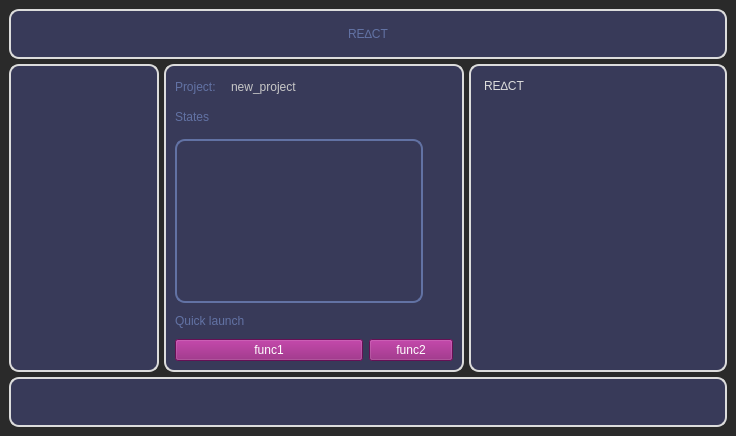
This is src/main/python/UIs/MainWindow.ui in isaksengeir/REACT as Qt 5 draws it before an edit. The edited form follows.
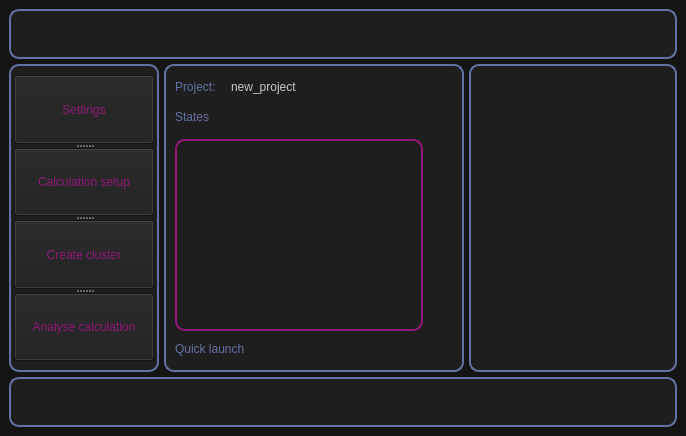
This is the edited form. Icons and pictures are not drawn.

```diff
--- a/src/main/python/UIs/MainWindow.ui
+++ b/src/main/python/UIs/MainWindow.ui
@@ -6,7 +6,7 @@
    <rect>
     <x>0</x>
     <y>0</y>
-    <width>736</width>
+    <width>686</width>
     <height>436</height>
    </rect>
   </property>
@@ -16,19 +16,24 @@
   <property name="styleSheet">
    <string notr="true">
 QMainWindow{
-background-color:rgb(42, 42, 42);
+background-color:rgb(20, 20, 20);
 color: rgb(98, 114, 164);
 }
 
 QScrollBar{
-background-color:rgb(56,58,89);
-
+/*background-color:rgb(56,58,89);*/
+background-color:rgb(30,30,30);
 }
 
-
 QFrame{
-background-color: rgb(56,58,89);
-border: 2px solid rgb(220,220,220);
+/*background-color: rgb(56,58,89);*/
+background-color: rgb(30,30,30);
+/*border: 2px solid rgb(220,220,220);*/
+/*border: 2px solid rgb(143, 23, 119);*/
+border: 2px solid rgb(98, 114, 164);
+/*border: 2px solid rgb(56,58,89);*/
+
+
 border-radius:10px;
 
 }
@@ -56,7 +61,9 @@
 
 QTabWidget::pane { /* The tab widget frame */
 /*border-top: 2px solid #C2C7CB;*/
-border-top:4px solid rgb(56,58,89);
+
+/*border-top:4px solid rgb(56,58,89);*/
+border-top:4px solid rgb(30,30,30);
 }
 
 QTabWidget::tab-bar {
@@ -65,14 +72,17 @@
 
 /* Style the tab using the tab sub-control. Note that it reads QTabBar _not_ QTabWidget */
 QTabBar::tab {
-border: 2px solid rgb(98, 114, 164);
+/*border: 2px solid rgb(98, 114, 164);
 
-border-bottom-color: rgb(98, 114, 164);
+border-bottom-color: rgb(98, 114, 164);*/
+border: 2px solid rgb(40, 40, 40);
+
+border-bottom-color: rgb(143, 23, 119);
 border-top-left-radius: 4px;
 border-top-right-radius: 4px;
 min-width: 8ex;
 padding: 2px;
-color:rgb(220,220,220);
+color:rgb(143, 23, 119);
 
 }
 
@@ -84,11 +94,11 @@
 QTabBar::tab:selected {
 /*border-color: #9B9B9B;*/
 
-	border-color: rgb(98, 114, 164);
-	border-bottom-color: rgb(56,58,89);
+	border-color: rgb(143, 23, 119);
+	border-bottom-color:  rgb(143,23,119);
 	border-width: 3px;
-	color:rgb(220,220,220);
-	background-color: rgb(56,58,89);
+	color:rgb(20,20,20);
+	background-color: rgb(143,23,119);
 
 }
 QTabBar::tab:!selected {
@@ -97,8 +107,10 @@
 
 
 QPushButton {
-	background-color: rgb(143, 23, 119);
-  	color: white;
+	/*background-color:rgb(98, 114, 164);*/
+	background-color: rgb(30,30,30);
+	color: rgb(143,23,119);
+	
 
 }
 
@@ -129,6 +141,7 @@
 margin-right:5px;
 
 
+background-color: rgb(30,30,30);
 
 color:rgb(220,220,220);
 
@@ -156,7 +169,7 @@
 
 QPlainTextEdit{
 border: None;
-color:rgb(220,220,220);
+color:rgb(143,23,119);
 }
 
 /*background-color: black;
@@ -189,7 +202,71 @@
         <property name="frameShadow">
          <enum>QFrame::Raised</enum>
         </property>
-        <layout class="QVBoxLayout" name="verticalLayout_2"/>
+        <layout class="QVBoxLayout" name="verticalLayout_2">
+         <property name="leftMargin">
+          <number>3</number>
+         </property>
+         <property name="rightMargin">
+          <number>3</number>
+         </property>
+         <item>
+          <widget class="QSplitter" name="splitter">
+           <property name="styleSheet">
+            <string notr="true">QSplitter{border: 0px;}</string>
+           </property>
+           <property name="orientation">
+            <enum>Qt::Vertical</enum>
+           </property>
+           <widget class="QPushButton" name="pushButton_2">
+            <property name="minimumSize">
+             <size>
+              <width>0</width>
+              <height>30</height>
+             </size>
+            </property>
+            <property name="text">
+             <string>Settings</string>
+            </property>
+           </widget>
+           <widget class="QPushButton" name="pushButton_6">
+            <property name="minimumSize">
+             <size>
+              <width>0</width>
+              <height>30</height>
+             </size>
+            </property>
+            <property name="text">
+             <string>Calculation setup</string>
+            </property>
+           </widget>
+           <widget class="QPushButton" name="pushButton_5">
+            <property name="minimumSize">
+             <size>
+              <width>0</width>
+              <height>30</height>
+             </size>
+            </property>
+            <property name="text">
+             <string>Create cluster</string>
+            </property>
+           </widget>
+           <widget class="QPushButton" name="pushButton">
+            <property name="minimumSize">
+             <size>
+              <width>0</width>
+              <height>30</height>
+             </size>
+            </property>
+            <property name="styleSheet">
+             <string notr="true">QSplitter{border: 0px;}</string>
+            </property>
+            <property name="text">
+             <string>Analyse calculation</string>
+            </property>
+           </widget>
+          </widget>
+         </item>
+        </layout>
        </widget>
       </item>
       <item row="2" column="0" colspan="3">
@@ -235,6 +312,15 @@
          <enum>QFrame::Raised</enum>
         </property>
         <layout class="QVBoxLayout" name="verticalLayout_7">
+         <property name="topMargin">
+          <number>0</number>
+         </property>
+         <property name="rightMargin">
+          <number>12</number>
+         </property>
+         <property name="bottomMargin">
+          <number>2</number>
+         </property>
          <item>
           <layout class="QHBoxLayout" name="horizontalLayout_3">
            <item>
@@ -252,8 +338,17 @@
            </item>
            <item>
             <widget class="QLabel" name="label">
+             <property name="minimumSize">
+              <size>
+               <width>0</width>
+               <height>0</height>
+              </size>
+             </property>
              <property name="text">
-              <string>RE∆CT</string>
+              <string/>
+             </property>
+             <property name="pixmap">
+              <pixmap resource="icons.qrc">:/logos/resources/icons/logo_blue.png</pixmap>
              </property>
             </widget>
            </item>
@@ -299,7 +394,7 @@
             <bool>true</bool>
            </property>
            <property name="plainText">
-            <string>RE∆CT</string>
+            <string/>
            </property>
           </widget>
          </item>
@@ -314,6 +409,29 @@
           <height>300</height>
          </size>
         </property>
+        <property name="styleSheet">
+         <string notr="true">QPushButton {
+	background-color: rgb(143, 23, 119);
+  	color: white;
+
+}
+
+QPushButton:hover
+{
+   	background-color:rgb(143, 23, 119);
+	border-style: outset;
+	border-width: 0px;
+	border-radius:12px;
+	
+	/*border-color: rgb(12, 103, 213);*/
+}
+QPushButton:pressed
+{
+   	/*background-color:rgb(17, 145, 255);
+	color: black*/
+	background-color: rgb(42, 42, 42);
+}</string>
+        </property>
         <property name="frameShape">
          <enum>QFrame::StyledPanel</enum>
         </property>
@@ -538,8 +656,9 @@
            <item row="0" column="0" rowspan="5">
             <widget class="QTabWidget" name="tabWidget">
              <property name="styleSheet">
-              <string notr="true">border-color:rgb(98, 114, 164);
-</string>
+              <string notr="true">/*border-color:rgb(98, 114, 164);*/
+
+border-color:rgb(143, 23, 119);</string>
              </property>
              <property name="currentIndex">
               <number>-1</number>
@@ -681,6 +800,76 @@
          </item>
          <item>
           <layout class="QGridLayout" name="gridLayout_3">
+           <item row="0" column="1">
+            <widget class="QPushButton" name="button_print_scf">
+             <property name="minimumSize">
+              <size>
+               <width>24</width>
+               <height>24</height>
+              </size>
+             </property>
+             <property name="maximumSize">
+              <size>
+               <width>24</width>
+               <height>24</height>
+              </size>
+             </property>
+             <property name="styleSheet">
+              <string notr="true"/>
+             </property>
+             <property name="text">
+              <string/>
+             </property>
+             <property name="icon">
+              <iconset resource="icons.qrc">
+               <normaloff>:/24x24/resources/icons/quick_print_SCF.png</normaloff>:/24x24/resources/icons/quick_print_SCF.png</iconset>
+             </property>
+             <property name="iconSize">
+              <size>
+               <width>24</width>
+               <height>24</height>
+              </size>
+             </property>
+             <property name="flat">
+              <bool>true</bool>
+             </property>
+            </widget>
+           </item>
+           <item row="0" column="3">
+            <widget class="QPushButton" name="button_print_relativeE">
+             <property name="minimumSize">
+              <size>
+               <width>24</width>
+               <height>24</height>
+              </size>
+             </property>
+             <property name="maximumSize">
+              <size>
+               <width>24</width>
+               <height>24</height>
+              </size>
+             </property>
+             <property name="styleSheet">
+              <string notr="true"/>
+             </property>
+             <property name="text">
+              <string/>
+             </property>
+             <property name="icon">
+              <iconset resource="icons.qrc">
+               <normaloff>:/24x24/resources/icons/quick_delta_E.png</normaloff>:/24x24/resources/icons/quick_delta_E.png</iconset>
+             </property>
+             <property name="iconSize">
+              <size>
+               <width>24</width>
+               <height>24</height>
+              </size>
+             </property>
+             <property name="flat">
+              <bool>true</bool>
+             </property>
+            </widget>
+           </item>
            <item row="0" column="0">
             <widget class="QLabel" name="label_4">
              <property name="text">
@@ -688,77 +877,7 @@
              </property>
             </widget>
            </item>
-           <item row="0" column="1">
-            <widget class="QPushButton" name="button_print_file_3">
-             <property name="minimumSize">
-              <size>
-               <width>24</width>
-               <height>24</height>
-              </size>
-             </property>
-             <property name="maximumSize">
-              <size>
-               <width>24</width>
-               <height>24</height>
-              </size>
-             </property>
-             <property name="styleSheet">
-              <string notr="true"/>
-             </property>
-             <property name="text">
-              <string/>
-             </property>
-             <property name="icon">
-              <iconset resource="icons.qrc">
-               <normaloff>:/24x24/resources/icons/view_file.png</normaloff>:/24x24/resources/icons/view_file.png</iconset>
-             </property>
-             <property name="iconSize">
-              <size>
-               <width>24</width>
-               <height>24</height>
-              </size>
-             </property>
-             <property name="flat">
-              <bool>true</bool>
-             </property>
-            </widget>
-           </item>
            <item row="0" column="2">
-            <widget class="QPushButton" name="button_print_scf">
-             <property name="minimumSize">
-              <size>
-               <width>24</width>
-               <height>24</height>
-              </size>
-             </property>
-             <property name="maximumSize">
-              <size>
-               <width>24</width>
-               <height>24</height>
-              </size>
-             </property>
-             <property name="styleSheet">
-              <string notr="true"/>
-             </property>
-             <property name="text">
-              <string/>
-             </property>
-             <property name="icon">
-              <iconset resource="icons.qrc">
-               <normaloff>:/24x24/resources/icons/quick_print_SCF.png</normaloff>:/24x24/resources/icons/quick_print_SCF.png</iconset>
-             </property>
-             <property name="iconSize">
-              <size>
-               <width>24</width>
-               <height>24</height>
-              </size>
-             </property>
-             <property name="flat">
-              <bool>true</bool>
-             </property>
-            </widget>
-           </item>
-           <item row="0" column="3">
             <widget class="QPushButton" name="button_print_energy">
              <property name="minimumSize">
               <size>
@@ -793,32 +912,6 @@
              </property>
             </widget>
            </item>
-           <item row="1" column="0">
-            <widget class="QPushButton" name="pushButton_3">
-             <property name="minimumSize">
-              <size>
-               <width>0</width>
-               <height>20</height>
-              </size>
-             </property>
-             <property name="text">
-              <string>func1</string>
-             </property>
-            </widget>
-           </item>
-           <item row="1" column="1" colspan="3">
-            <widget class="QPushButton" name="pushButton_4">
-             <property name="minimumSize">
-              <size>
-               <width>0</width>
-               <height>20</height>
-              </size>
-             </property>
-             <property name="text">
-              <string>func2</string>
-             </property>
-            </widget>
-           </item>
           </layout>
          </item>
         </layout>
```
Left out of the diff: 14 changed lines with no effect on the pictures.
